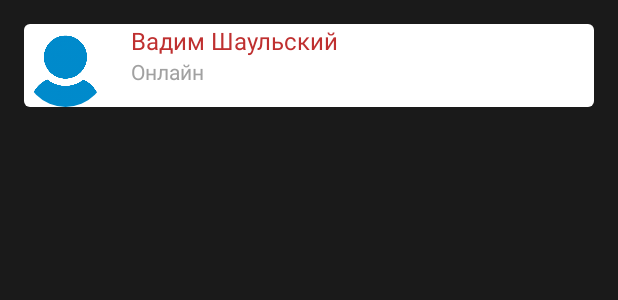
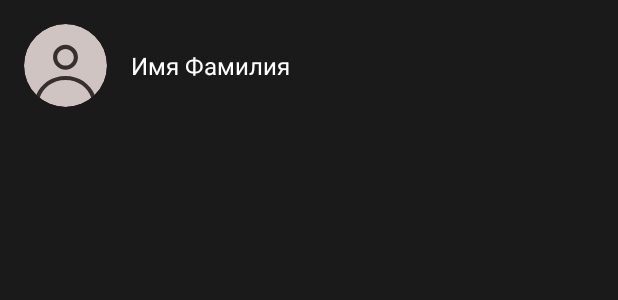
Before and after one commit to saltario/scribo-chat, an Android app: the layout contact_item.xml on its own in the app's theme, with its tools: preview values and no code run, on a phone screen of 412 x 824 dp. Shown: the top 300 px of the screen. Run offline under Robolectric (Android 15) with nearby library versions, the light colour scheme and no system bars.

Commit message:
Переработка экрана контактов

```diff
--- a/app/src/main/java/com/saltario/scribo/ui/screens/contacts/ContactsFragment.kt
+++ b/app/src/main/java/com/saltario/scribo/ui/screens/contacts/ContactsFragment.kt
@@ -68,7 +68,6 @@ class ContactsFragment : BaseFragment(R.layout.fragment_contacts) {
                         holder.name.text = contact.fullname
                     }
 
-                    holder.state.text = contact.state
                     holder.photo.downloadAndSetImage(contact.photoUrl)
                     holder.itemView.setOnClickListener { replaceFragment(SingleChatFragment(model)) }
                 }
@@ -84,7 +83,6 @@ class ContactsFragment : BaseFragment(R.layout.fragment_contacts) {
 
     class ContactsHolder(view: View): RecyclerView.ViewHolder(view){
         val name: TextView = view.contact_fullname
-        val state: TextView = view.contact_state
         val photo: CircleImageView = view.contact_photo
     }
 }
--- /dev/null
+++ b/app/src/main/res/drawable/dark_default_user_photo.xml
@@ -0,0 +1,16 @@
+<vector xmlns:android="http://schemas.android.com/apk/res/android"
+    android:width="40dp"
+    android:height="40dp"
+    android:viewportWidth="40"
+    android:viewportHeight="40">
+  <path
+      android:pathData="M20,0L20,0A20,20 0,0 1,40 20L40,20A20,20 0,0 1,20 40L20,40A20,20 0,0 1,0 20L0,20A20,20 0,0 1,20 0z"
+      android:fillColor="#D0C4C3"/>
+  <path
+      android:pathData="M26,16C26,19.314 23.314,22 20,22C16.687,22 14,19.314 14,16C14,12.686 16.687,10 20,10C23.314,10 26,12.686 26,16ZM24,16C24,18.209 22.209,20 20,20C17.791,20 16,18.209 16,16C16,13.791 17.791,12 20,12C22.209,12 24,13.791 24,16Z"
+      android:fillColor="#362F2E"
+      android:fillType="evenOdd"/>
+  <path
+      android:pathData="M20,25C13.526,25 8.01,28.828 5.908,34.192C6.42,34.7 6.959,35.181 7.524,35.632C9.088,30.708 13.997,27 20,27C26.003,27 30.912,30.708 32.477,35.632C33.041,35.181 33.58,34.7 34.092,34.192C31.991,28.828 26.475,25 20,25Z"
+      android:fillColor="#362F2E"/>
+</vector>
--- a/app/src/main/res/layout/contact_item.xml
+++ b/app/src/main/res/layout/contact_item.xml
@@ -5,13 +5,14 @@
     android:layout_width="match_parent"
     android:layout_height="wrap_content"
     android:layout_margin="@dimen/app_horizontal_margin"
+    android:background="@color/dark_background"
     style="@style/settings_buttons">
 
     <de.hdodenhof.circleimageview.CircleImageView
         android:id="@+id/contact_photo"
         android:layout_width="@dimen/settings_user_photo_width"
         android:layout_height="@dimen/settings_user_photo_height"
-        android:src="@drawable/default_user_photo"
+        android:src="@drawable/dark_default_user_photo"
         app:layout_constraintBottom_toBottomOf="parent"
         app:layout_constraintTop_toTopOf="parent"
         app:layout_constraintStart_toStartOf="parent"/>
@@ -19,15 +20,9 @@
     <TextView
         android:id="@+id/contact_fullname"
         style="@style/normal_text"
-        tools:text="@string/app_fullname_default"
+        app:layout_constraintBottom_toBottomOf="parent"
         app:layout_constraintStart_toEndOf="@+id/contact_photo"
-        app:layout_constraintTop_toTopOf="parent" />
-
-    <TextView
-        android:id="@+id/contact_state"
-        style="@style/small_text"
-        tools:text="@string/app_state_default"
-        app:layout_constraintStart_toEndOf="@+id/contact_photo"
-        app:layout_constraintTop_toBottomOf="@+id/contact_fullname" />
+        app:layout_constraintTop_toTopOf="parent"
+        tools:text="@string/app_fullname_default" />
 
 </androidx.constraintlayout.widget.ConstraintLayout>
--- a/app/src/main/res/values/colors.xml
+++ b/app/src/main/res/values/colors.xml
@@ -26,6 +26,8 @@
     <color name="dark_primary">#B3282E</color>
     <color name="dark_primary_dark">#262626</color>
 
+    <color name="dark_text_color">#FFFFFF</color>
+
     <color name="dark_background">#1A1A1A</color>
     <color name="dark_background_toolbars">#262626</color>
 
--- a/app/src/main/res/values/strings.xml
+++ b/app/src/main/res/values/strings.xml
@@ -9,7 +9,7 @@
     <string name="app_title_settings">Настройки</string>
 
     <!-- Default -->
-    <string name="app_fullname_default">Вадим Шаульский</string>
+    <string name="app_fullname_default">Имя Фамилия</string>
     <string name="app_state_default">Онлайн</string>
     <string name="app_number_phone_default">+79857493395</string>
     <string name="app_login_default">saltario</string>
--- a/app/src/main/res/values/styles.xml
+++ b/app/src/main/res/values/styles.xml
@@ -58,7 +58,7 @@
         <item name="android:layout_height">wrap_content</item>
         <item name="android:layout_marginStart">@dimen/app_horizontal_margin</item>
         <item name="android:textSize">@dimen/text_size_normal</item>
-        <item name="android:textColor">@color/color_primary</item>
+        <item name="android:textColor">@color/dark_text_color</item>
     </style>
 
     <style name="small_text">
```
